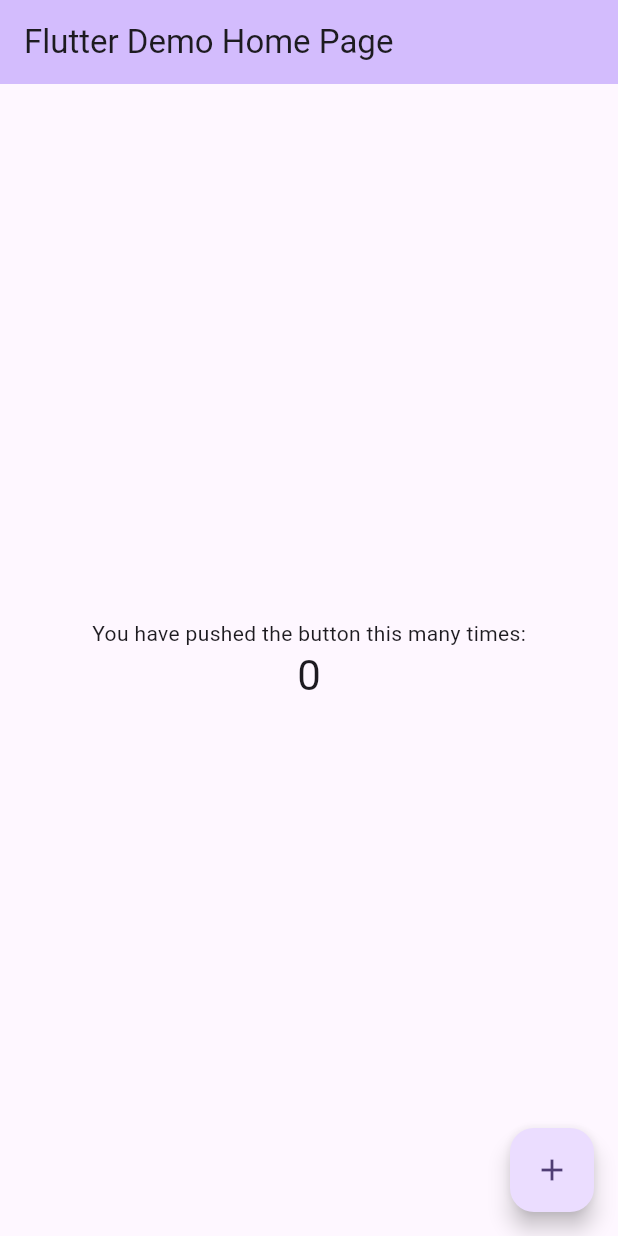
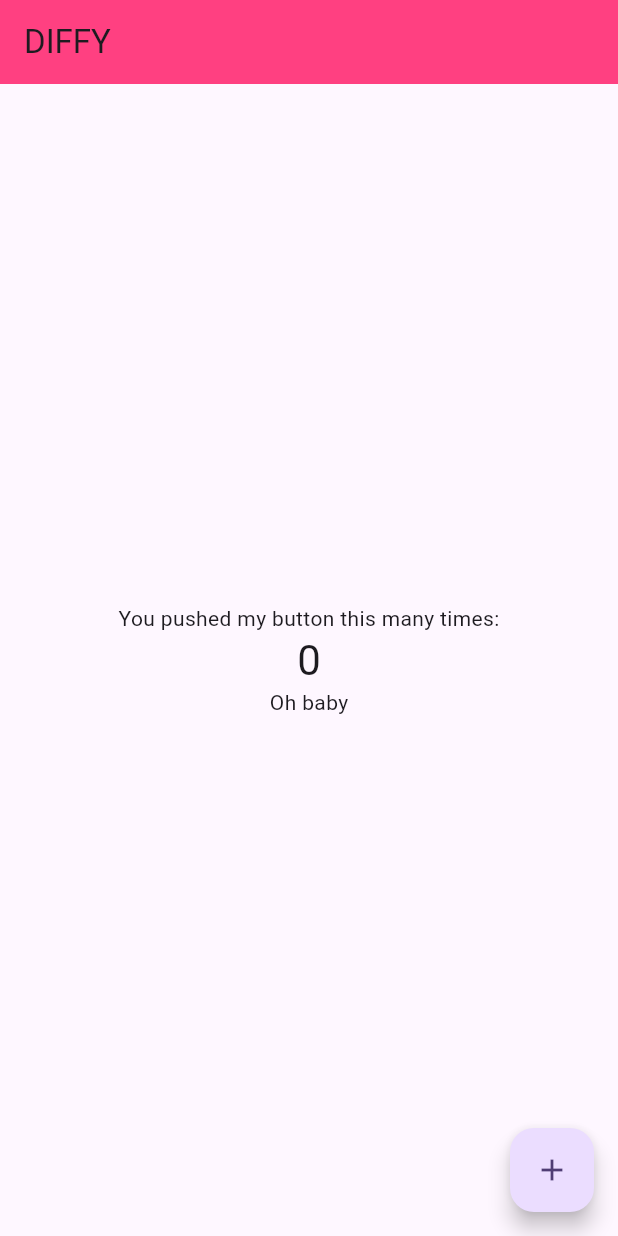
Before and after one commit to PiggyPigeon/DiffyFrontEnd, a Flutter app: the screen it shows after launch, on a phone screen of 412 x 824 dp. Run offline on Flutter 3.47's test engine with Material 2 defaults, Android fonts, the phone set to English and light mode, and no system bars.

Commit message:
Cool tweaks

```diff
--- a/lib/main.dart
+++ b/lib/main.dart
@@ -31,7 +31,7 @@ class MyApp extends StatelessWidget {
         colorScheme: ColorScheme.fromSeed(seedColor: Colors.deepPurple),
         useMaterial3: true,
       ),
-      home: const MyHomePage(title: 'Flutter Demo Home Page'),
+      home: const MyHomePage(title: 'DIFFY'),
     );
   }
 }
@@ -81,7 +81,7 @@ class _MyHomePageState extends State<MyHomePage> {
         // TRY THIS: Try changing the color here to a specific color (to
         // Colors.amber, perhaps?) and trigger a hot reload to see the AppBar
         // change color while the other colors stay the same.
-        backgroundColor: Theme.of(context).colorScheme.inversePrimary,
+        backgroundColor: Colors.pinkAccent,
         // Here we take the value from the MyHomePage object that was created by
         // the App.build method, and use it to set our appbar title.
         title: Text(widget.title),
@@ -106,12 +106,15 @@ class _MyHomePageState extends State<MyHomePage> {
           mainAxisAlignment: MainAxisAlignment.center,
           children: <Widget>[
             const Text(
-              'You have pushed the button this many times:',
+              'You pushed my button this many times:',
             ),
             Text(
               '$_counter',
               style: Theme.of(context).textTheme.headlineMedium,
             ),
+            const Text(
+              'Oh baby'
+            )
           ],
         ),
       ),
```
